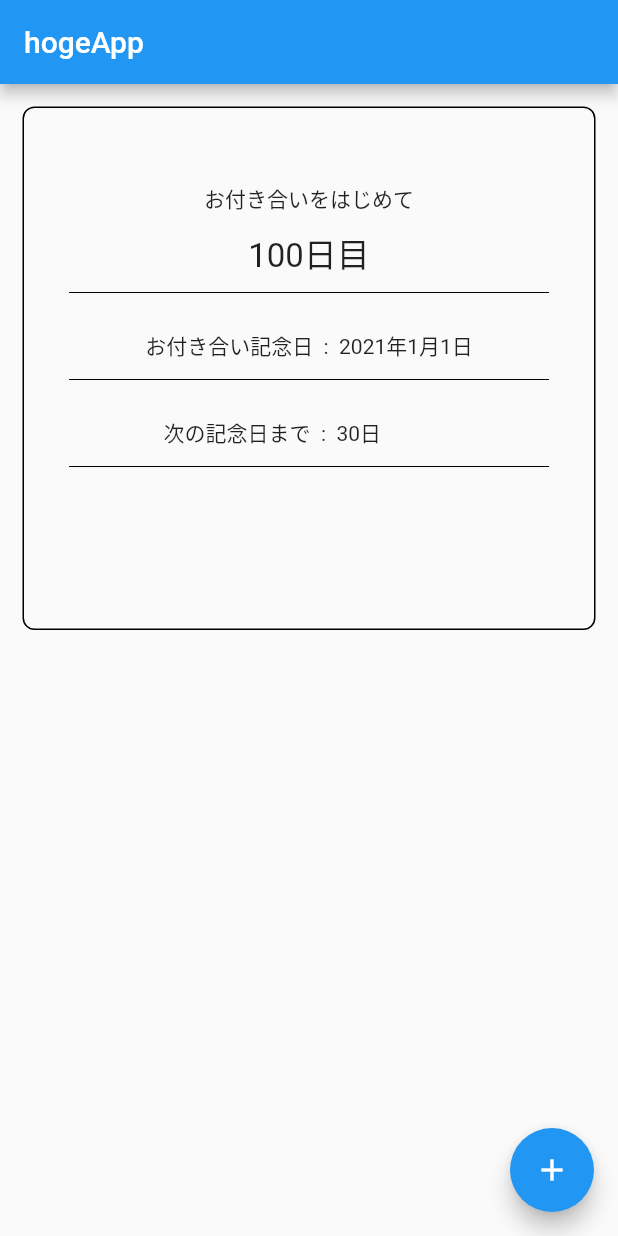
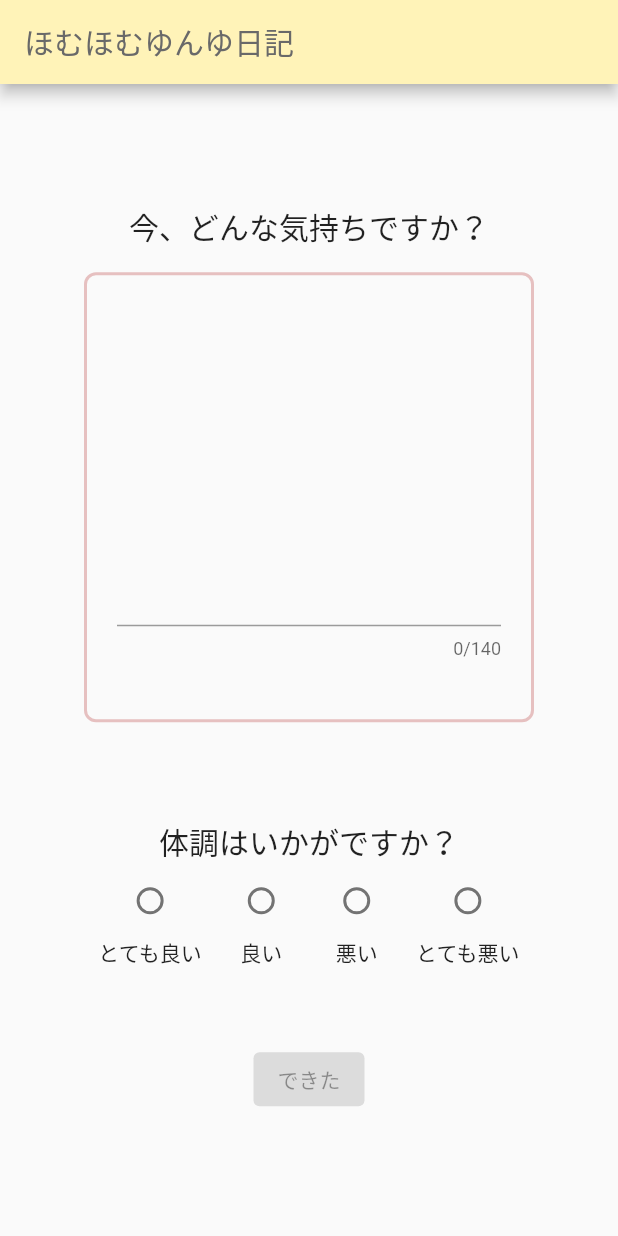
Before and after one commit to haruharu9000/haruaki, a Flutter app: the screen it shows after launch, on a phone screen of 412 x 824 dp. Run offline on Flutter 3.47's test engine with Material 2 defaults, Android fonts, the phone set to English and light mode, and no system bars.

Commit message:
second commit

```diff
--- a/lib/main.dart
+++ b/lib/main.dart
@@ -1,106 +1,142 @@
 import 'package:flutter/material.dart';
 
-void main() {
-  runApp(MyApp());
+void main() => runApp(TestPage());
+
+class TestPage extends StatefulWidget {
+  @override
+  _TestPageState createState() => _TestPageState();
 }
 
-class MyApp extends StatelessWidget {
-  @override
+class _TestPageState extends State<TestPage> {
+
+  String _payment = '未選択';
+
+  void _handleRadioButton(String payment) => setState(() { _payment = payment; } );
+
   Widget build(BuildContext context) {
     return MaterialApp(
-      title: 'Flutter Demo',
-      theme: ThemeData(
-        primarySwatch: Colors.blue,
-      ),
-      home: MyHomePage(title: 'hogeApp'),
+      title: '',
+      home: Scaffold(
+        appBar: AppBar(title: Text("ほむほむゆんゆ日記",
+          style: TextStyle(color: HexColor('#696969'),
+          ),
+        ),
+              backgroundColor: HexColor('#fff3b8'),
+            ),
+        body: Column(
+          mainAxisAlignment: MainAxisAlignment.center,
+            children: <Widget>[
+              Text(
+                '今、どんな気持ちですか？',
+                style: TextStyle(
+                  fontSize: 20,
+                  ),
+              ),
+          Container(
+
+            decoration: BoxDecoration(
+              // 枠線
+              border: Border.all(color: HexColor('#e6c0c0'), width: 2),
+              // 角丸
+              borderRadius: BorderRadius.circular(8),
+
+            ),
+            margin: EdgeInsets.fromLTRB(15, 15, 15, 15),
+            padding: EdgeInsets.fromLTRB(20, 20, 20, 20),
+            width: 300.0,
+            height: 300.0,
+            child: TextField(
+              maxLength: 140, //入力最大文字数
+              maxLines:10,
+            ),
+
+            ),
+
+          Container(
+            padding: EdgeInsets.fromLTRB(50, 50, 50, 50),
+            child: Column(mainAxisAlignment: MainAxisAlignment.spaceEvenly,
+              children: <Widget>[
+                Text(
+                  '体調はいかがですか？',
+                  style: TextStyle(
+                    fontSize: 20,
+                  ),
+                ),
+                Row(mainAxisAlignment: MainAxisAlignment.spaceEvenly,
+                  children: <Widget>[
+                Column(
+                  children: <Widget>[
+                    Radio(
+                      activeColor: Colors.blueAccent,
+                      value: 'とても良い',
+                      groupValue: _payment,
+                      onChanged: _handleRadioButton,
+                    ),
+                    Text('とても良い'),
+                  ],
+                ),Column(
+                  children: <Widget>[
+                    Radio(
+                      activeColor: Colors.blueAccent,
+                      value: '良い',
+                      groupValue: _payment,
+                      onChanged: _handleRadioButton,
+                    ),
+                    Text('良い'),
+                  ],
+                ),
+                Column(
+                  children: <Widget>[
+                    Radio(
+                      activeColor: Colors.blueAccent,
+                      value: '悪い',
+                      groupValue: _payment,
+                      onChanged: _handleRadioButton,
+                    ),
+                    Text('悪い'),
+                  ],
+                ),
+                Column(
+                  children: <Widget>[
+                    Radio(
+                      activeColor: Colors.blueAccent,
+                      value: 'とても悪い',
+                      groupValue: _payment,
+                      onChanged: _handleRadioButton,
+                      ),
+                    Text('とても悪い'),
+    ],
+                ),
+              ],
+            ),
+            ],
+            ),
+          ),
+          Row(
+            mainAxisAlignment: MainAxisAlignment.spaceEvenly,
+            children: <Widget>[
+              ElevatedButton(
+                onPressed: null,
+                child: Text('できた'),
+          ),
+
+            ],
+          ),
+         ],
+        ),
+    ),
     );
   }
 }
 
-class MyHomePage extends StatefulWidget {
-  MyHomePage({Key key, this.title}) : super(key: key);
-  final String title;
-
-  @override
-  _MyHomePageState createState() => _MyHomePageState();
-}
-
-class _MyHomePageState extends State<MyHomePage> {
-  int _counter = 0;
-
-  void _incrementCounter() {
-    setState(() {
-      _counter++;
-    });
+class HexColor extends Color {
+  static int _getColorFromHex(String hexColor) {
+    hexColor = hexColor.toUpperCase().replaceAll('#', '');
+    if (hexColor.length == 6) {
+      hexColor = 'FF' + hexColor;
+    }
+    return int.parse(hexColor, radix: 16);
   }
 
-  @override
-  Widget build(BuildContext context) {
-    return Scaffold(
-      appBar: AppBar(
-        title: Text(widget.title),
-      ),
-      body: Center(
-        child: Column(
-          children: <Widget>[
-            Container(
-              decoration: BoxDecoration(
-                // 枠線
-                border: Border.all(color: Colors.black, width: 1),
-                // 角丸
-                borderRadius: BorderRadius.circular(8),
-              ),
-              padding: EdgeInsets.only(top: 50, right: 30, bottom: 100, left: 30),
-              margin: EdgeInsets.all(15),
-              child: Column(
-                mainAxisAlignment: MainAxisAlignment.center,
-                children: <Widget>[
-                  Text('お付き合いをはじめて',
-                    style: TextStyle(
-                    height: 0,
-                    ),
-                  ),
-                  Text('100日目',
-                    style: TextStyle(
-                    height: 2.0,
-                        fontSize: 22,
-                    ),
-                  ),
-                  new Divider(
-                      color: Colors.black
-                  ),
-                  Text('お付き合い記念日  :  2021年1月1日',
-                    style: TextStyle(
-                      height: 3.0,
-                    ),
-                  ),
-                  new Divider(
-                      color: Colors.black
-                  ),
-                  Container(
-                    child: Align(
-                      alignment: Alignment(-0.28, 0),
-                        child : Text('次の記念日まで  :  30日',
-                        style: TextStyle(
-                        height: 3.0,
-                        ),
-                      ),
-                    ),
-                  ),
-                  new Divider(
-                      color: Colors.black
-                  ),
-                ],
-              ),
-            ),
-          ],
-        ),
-      ),
-      floatingActionButton: FloatingActionButton(
-        onPressed: _incrementCounter,
-        tooltip: 'Increment',
-        child: Icon(Icons.add),
-      ), // This trailing comma makes auto-formatting nicer for build methods.
-    );
-  }
+  HexColor(final String hexColor) : super(_getColorFromHex(hexColor));
 }
```
